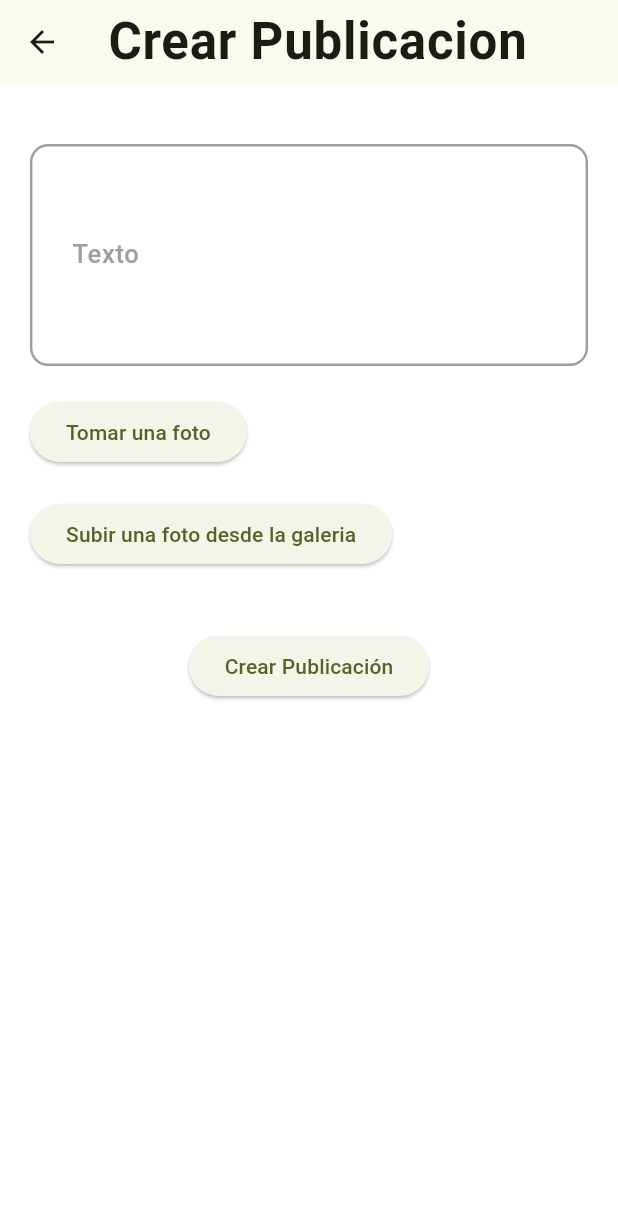
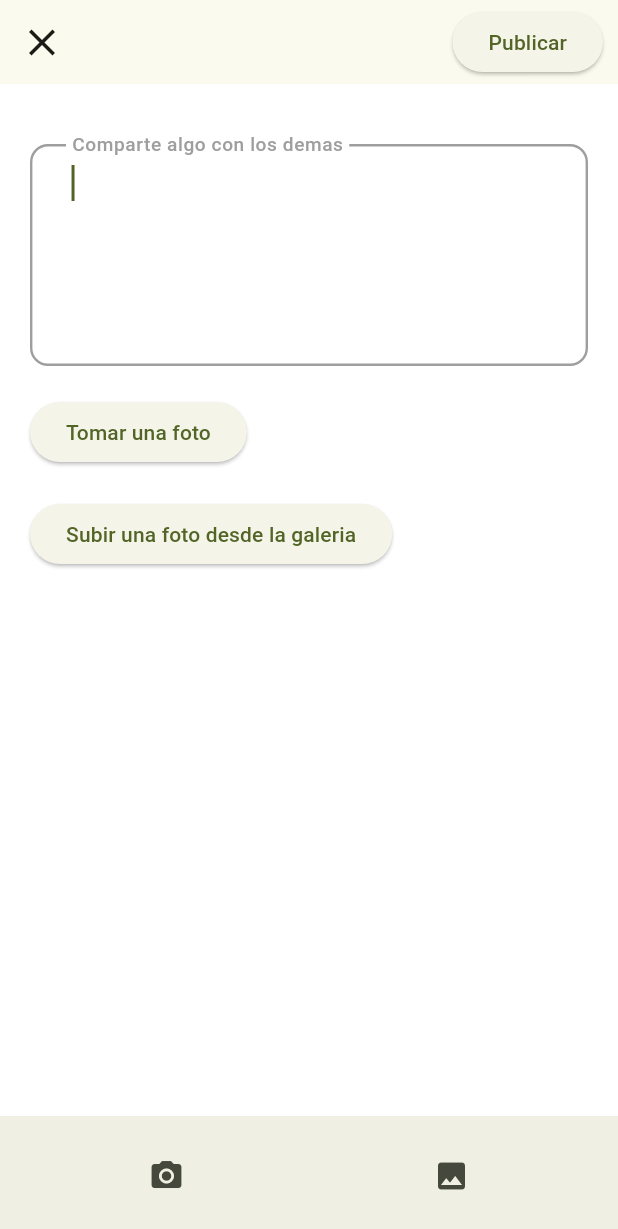
Before and after one commit to rubenRamirez31/GymCheck, a Flutter app: the CreatePostPage screen opened by its route, on a phone screen of 412 x 824 dp. Shown: the top 1229 px of the screen. Run offline on Flutter 3.47's test engine with Material 3 defaults, Android fonts, the phone set to English and light mode, and no system bars; our stand-ins replace flutter_keyboard_visibility, flutter_smart_dialog, flutter_svg, get, image_picker, shared_preferences; accounts and stored records are empty.

Commit message:
modificando pagina para publicar

```diff
--- a/lib/main.dart
+++ b/lib/main.dart
@@ -60,7 +60,7 @@ class MyApp extends StatelessWidget {
           '/recomendar_premium': (context) => RecomendarPlanPremiumPage(),
 
           //Paginas del modulo social
-          '/feed': (context) => FeedPage(),
+          '/feed': (context) => const FeedPage(),
           '/commentbox': (context) => CommentBox(),
           '/share': (context) => Share(),
           '/profile': (context) => ProfilePage(nick: ""),
--- a/lib/src/screens/social/create_post_page.dart
+++ b/lib/src/screens/social/create_post_page.dart
@@ -1,22 +1,28 @@
 import 'dart:convert';
 import 'dart:io';
 import 'package:flutter/material.dart';
+import 'package:flutter_keyboard_visibility/flutter_keyboard_visibility.dart';
+import 'package:gym_check/src/components/app_text_form_field.dart';
 import 'package:gym_check/src/models/social/post_model.dart';
 import 'package:gym_check/src/providers/user_session_provider.dart';
 import 'package:gym_check/src/services/api_service.dart';
 import 'package:gym_check/src/services/user_service.dart';
-import 'package:gym_check/src/widgets/bottom_navigation_menu.dart';
-import 'package:gym_check/src/widgets/custom_app_bar.dart';
+import 'package:gym_check/src/values/app_colors.dart';
 import 'package:image_picker/image_picker.dart';
 import 'package:provider/provider.dart';
 
 class CreatePostPage extends StatefulWidget {
+  const CreatePostPage({super.key});
+
   @override
+  // ignore: library_private_types_in_public_api
   _CreatePostPageState createState() => _CreatePostPageState();
 }
 
 class _CreatePostPageState extends State<CreatePostPage> {
   final TextEditingController _textoController = TextEditingController();
+
+  bool _isKeyboardVisible = false;
 
   //String _selectedLugar = 'Agregar lugar'; // Cambiado de 'Puebla' a 'Agregar lugar'
   File? _image;
@@ -47,19 +53,19 @@ class _CreatePostPageState extends State<CreatePostPage> {
         showDialog(
           context: context,
           builder: (context) => AlertDialog(
-            title: Text('Error'),
-            content: Text('Por favor ingrese un texto para la publicación.'),
+            title: const Text('Error'),
+            content:
+                const Text('Por favor ingrese un texto para la publicación.'),
             actions: [
               TextButton(
                 onPressed: () => Navigator.pop(context),
-                child: Text('OK'),
+                child: const Text('OK'),
               ),
             ],
           ),
         );
         return;
       }
-
 
       String _nick = '';
       String _userIdAuth = '';
@@ -72,11 +78,8 @@ class _CreatePostPageState extends State<CreatePostPage> {
         _userIdAuth = userData['userIdAuth'];
       });
       final Post newPost = Post(
-
         userId: _userIdAuth,
-
         texto: _textoController.text,
-
         nick: _nick,
         fechaCreacion: DateTime.now(),
         imagen: _image,
@@ -123,52 +126,84 @@ class _CreatePostPageState extends State<CreatePostPage> {
     }
   }
 
-
+  @override
+  void initState() {
+    super.initState();
+    KeyboardVisibilityController().onChange.listen((bool visible) {
+      setState(() {
+        _isKeyboardVisible = visible;
+      });
+    });
+  }
 
   @override
   Widget build(BuildContext context) {
     return Scaffold(
-       appBar: AppBar(
-        title: Text('Crear Publicacion'),
+      appBar: AppBar(
+        leading: IconButton(
+          icon: const Icon(
+            Icons.close,
+            size: 30,
+          ), // Icono de una equis
+          onPressed: () {
+            // Acción al presionar el botón de la equis
+            Navigator.pop(context); // Cierra la pantalla actual
+          },
+        ),
+        actions: [
+          ElevatedButton(onPressed: _createPost, child: const Text('Publicar')),
+          const SizedBox(width: 10)
+        ],
       ),
       body: SingleChildScrollView(
-        padding: EdgeInsets.all(20),
+        padding: const EdgeInsets.all(20),
         child: Column(
           crossAxisAlignment: CrossAxisAlignment.start,
           children: [
-
-            SizedBox(height: 20),
+            const SizedBox(height: 20),
             TextFormField(
+              autofocus: true,
               controller: _textoController,
               maxLines: 5,
-              decoration: InputDecoration(
-                labelText: 'Texto',
+              decoration: const InputDecoration(
+                labelText: 'Comparte algo con los demas',
                 border: OutlineInputBorder(),
               ),
             ),
-            SizedBox(height: 20),
+            const SizedBox(height: 20),
             ElevatedButton(
               onPressed: _getImageCamera,
-              child: Text('Tomar una foto'),
+              child: const Text('Tomar una foto'),
             ),
-            SizedBox(height: 20),
+            const SizedBox(height: 20),
             ElevatedButton(
               onPressed: _getImageGallery,
-              child: Text('Subir una foto desde la galeria'),
+              child: const Text('Subir una foto desde la galeria'),
             ),
-            SizedBox(height: 20),
+            const SizedBox(height: 20),
             if (_image != null) Image.file(_image!),
-            SizedBox(height: 20),
-            Center(
-              child: ElevatedButton(
-                onPressed: _createPost,
-                child: Text('Crear Publicación'),
-              ),
-            ),
           ],
         ),
       ),
-
+      bottomNavigationBar: Padding(
+        padding: MediaQuery.of(context).viewInsets,
+        child: BottomAppBar(
+          notchMargin: 1,
+          child: Row(
+            mainAxisAlignment: MainAxisAlignment.spaceAround,
+            children: [
+              IconButton(
+                onPressed: _getImageCamera,
+                icon: const Icon(Icons.camera_alt),
+              ),
+              IconButton(
+                onPressed: _getImageGallery,
+                icon: const Icon(Icons.photo),
+              ),
+            ],
+          ),
+        ),
+      ),
     );
   }
 }
--- a/lib/src/widgets/social/post_widget.dart
+++ b/lib/src/widgets/social/post_widget.dart
@@ -135,7 +135,7 @@ class PostWidget extends StatelessWidget {
         child: Row(
           children: [
             Container(
-              height: 560,
+              height: 540,
               child: const Column(
                 mainAxisAlignment: MainAxisAlignment.start,
                 children: [
--- a/pubspec.yaml
+++ b/pubspec.yaml
@@ -44,6 +44,7 @@ dependencies:
   table_calendar: ^3.1.1
   flutter_svg: ^2.0.9
   flutter_smart_dialog: ^4.9.6
+  flutter_keyboard_visibility: ^6.0.0
 
 dev_dependencies:
   flutter_test:
```
Also changed, not shown: lib/src/screens/social/feed_page.dart (+18 -1 lines), pubspec.lock.
